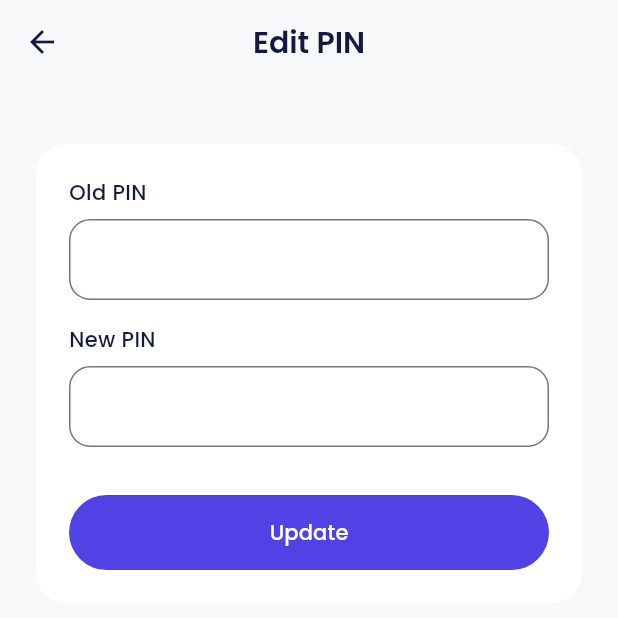
After one commit to wfnur/bank_sha, a Flutter app: the ProfileEditPin screen opened by its route, on a phone screen of 412 x 824 dp, the top half of it. The commit adds this screen. Run offline on Flutter 3.47's test engine with Material 3 defaults, Android fonts, the phone set to English and light mode, and no system bars; our stand-ins replace carousel_slider, google_fonts.

Commit message:
add aedit pin page

```diff
--- a/lib/main.dart
+++ b/lib/main.dart
@@ -3,6 +3,7 @@ import 'package:bank_sha/ui/pages/home_page.dart';
 import 'package:bank_sha/ui/pages/onboarding_page.dart';
 import 'package:bank_sha/ui/pages/pin_page.dart';
 import 'package:bank_sha/ui/pages/profile_edit_page.dart';
+import 'package:bank_sha/ui/pages/profile_edit_pin.dart';
 import 'package:bank_sha/ui/pages/profile_page.dart';
 import 'package:bank_sha/ui/pages/sign_in_page.dart';
 import 'package:bank_sha/ui/pages/sign_up_page.dart';
@@ -47,6 +48,7 @@ class MyApp extends StatelessWidget {
         '/profile':(context) => const ProfilePage(),
         '/pin':(context) => const PinPage(),
         '/profile-edit':(context) => const ProfileEditPage(),
+        '/profile-edit-pin':(context) => const ProfileEditPin(),
 
       }
     );
--- /dev/null
+++ b/lib/ui/pages/profile_edit_pin.dart
@@ -0,0 +1,53 @@
+import 'package:bank_sha/shared/theme.dart';
+import 'package:bank_sha/ui/widgets/buttons.dart';
+import 'package:bank_sha/ui/widgets/forms.dart';
+import 'package:flutter/material.dart';
+
+class ProfileEditPin extends StatelessWidget {
+const ProfileEditPin({ Key? key }) : super(key: key);
+
+  @override
+  Widget build(BuildContext context){
+    return Scaffold(
+      appBar: AppBar(
+        title: const Text(
+          'Edit PIN'
+        ),
+      ),
+      body: ListView(
+        padding: const EdgeInsets.symmetric(horizontal: 24),
+        children:  [
+          const SizedBox(height: 40,),
+          //box
+          Container(
+            padding: const EdgeInsets.all(22),
+            decoration: BoxDecoration(
+              borderRadius: BorderRadius.circular(20),
+              color: whiteColor
+            ),
+            child: Column(
+              crossAxisAlignment: CrossAxisAlignment.start,
+              children: [
+                //Old PIN
+                const CustomFormTextField(title: 'Old PIN',obscureText: true,),
+                const SizedBox(height: 16,),
+                //New PIN
+                const CustomFormTextField(title: 'New PIN',obscureText: true,),
+                const SizedBox(height: 16,),
+                //Submit
+                const SizedBox(height: 16,),
+                //Button Sign in
+                CustomFilledButton(
+                      title: "Update",
+                      onPressed: () {
+
+                      },
+                ),
+              ]
+            ),
+          ),
+        ],
+      ),
+    );
+  }
+}
--- a/lib/ui/pages/profile_page.dart
+++ b/lib/ui/pages/profile_page.dart
@@ -66,7 +66,16 @@ const ProfilePage({ Key? key }) : super(key: key);
                     //Navigator.pushNamed(context, '/pin');
                   },
                 ),
-                ProfileMenuItem(iconURL: 'assets/ic_pin.png', title: 'My Pin',onTap: (){},),
+                ProfileMenuItem(
+                  iconURL: 'assets/ic_pin.png',
+                  title: 'My Pin',
+                  onTap: () async{
+                    if(await Navigator.pushNamed(context, '/pin') == true){
+                      // ignore: use_build_context_synchronously
+                      Navigator.pushNamed(context, '/profile-edit-pin');
+                    }
+                  },
+                ),
                 ProfileMenuItem(iconURL: 'assets/ic_wallet.png', title: 'Wallet Setting',onTap: (){},),
                 ProfileMenuItem(iconURL: 'assets/ic_reward.png', title: 'My Rewards',onTap: (){},),
                 ProfileMenuItem(iconURL: 'assets/ic_help.png', title: 'Help Center',onTap: (){},),
```
